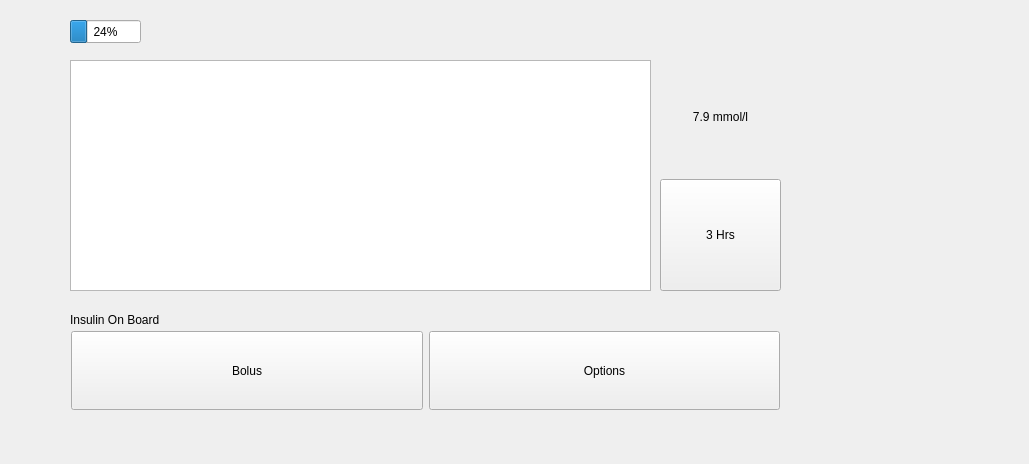
Above: InsulinPumpSim/mainwindow.ui from Somto-O/Insulin_Pump_Sim before the change. Below: the same form after it.
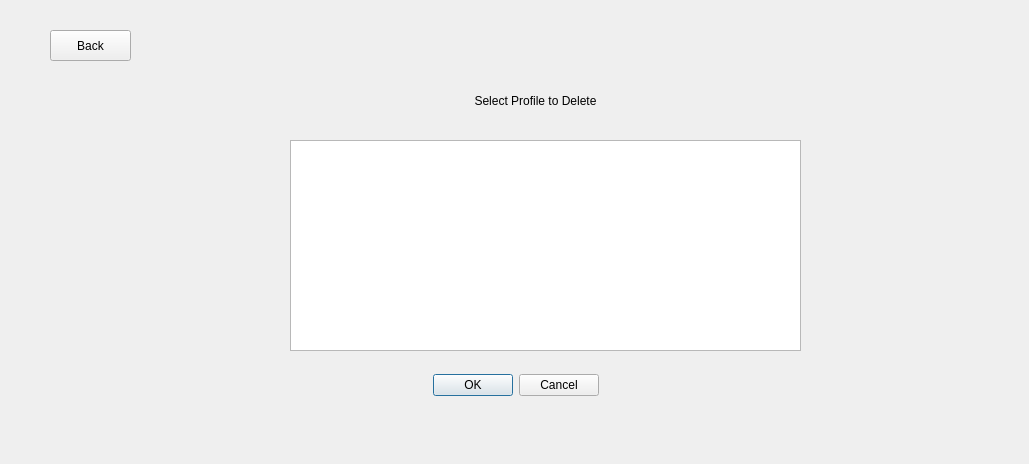
That is the form after the change. The open tabs and pages were chosen to show the change. Icons and pictures are not drawn.

Commit message: NEW UI PUSH! WOOT WOOTgit add --all

```diff
--- a/InsulinPumpSim/mainwindow.ui
+++ b/InsulinPumpSim/mainwindow.ui
@@ -182,13 +182,13 @@
       <property name="geometry">
        <rect>
         <x>70</x>
-        <y>310</y>
-        <width>111</width>
-        <height>20</height>
+        <y>300</y>
+        <width>181</width>
+        <height>21</height>
        </rect>
       </property>
       <property name="text">
-       <string>Insulin On Board</string>
+       <string>INSULIN ON BOARD</string>
       </property>
      </widget>
      <widget class="QPushButton" name="bolusButton">
@@ -209,6 +209,16 @@
       <property name="text">
        <string>Bolus</string>
       </property>
+      <property name="icon">
+       <iconset resource="resource.qrc">
+        <normaloff>:/icons/ui-elements/icons8-water-drop-100.png</normaloff>:/icons/ui-elements/icons8-water-drop-100.png</iconset>
+      </property>
+      <property name="iconSize">
+       <size>
+        <width>50</width>
+        <height>50</height>
+       </size>
+      </property>
      </widget>
      <widget class="QPushButton" name="options_Button">
       <property name="geometry">
@@ -228,6 +238,16 @@
       <property name="text">
        <string>Options</string>
       </property>
+      <property name="icon">
+       <iconset resource="resource.qrc">
+        <normaloff>:/icons/ui-elements/icons8-settings-200.png</normaloff>:/icons/ui-elements/icons8-settings-200.png</iconset>
+      </property>
+      <property name="iconSize">
+       <size>
+        <width>50</width>
+        <height>50</height>
+       </size>
+      </property>
      </widget>
      <widget class="QWidget" name="verticalLayoutWidget">
       <property name="geometry">
@@ -926,6 +946,76 @@
       <property name="alignment">
        <set>Qt::AlignCenter</set>
       </property>
+      <property name="heading" stdset="0">
+       <string>h1</string>
+      </property>
+     </widget>
+    </widget>
+    <widget class="QWidget" name="batteryDeadPage"/>
+    <widget class="QWidget" name="deleteProfilePage">
+     <widget class="QLabel" name="h1_4">
+      <property name="geometry">
+       <rect>
+        <x>350</x>
+        <y>60</y>
+        <width>371</width>
+        <height>81</height>
+       </rect>
+      </property>
+      <property name="text">
+       <string>Select Profile to Delete</string>
+      </property>
+      <property name="alignment">
+       <set>Qt::AlignCenter</set>
+      </property>
+      <property name="heading" stdset="0">
+       <string>h1</string>
+      </property>
+     </widget>
+     <widget class="QPushButton" name="sppBackButton_2">
+      <property name="geometry">
+       <rect>
+        <x>50</x>
+        <y>30</y>
+        <width>81</width>
+        <height>31</height>
+       </rect>
+      </property>
+      <property name="text">
+       <string>Back</string>
+      </property>
+     </widget>
+     <widget class="QListWidget" name="spDisplayBox_3">
+      <property name="geometry">
+       <rect>
+        <x>290</x>
+        <y>140</y>
+        <width>511</width>
+        <height>211</height>
+       </rect>
+      </property>
+     </widget>
+     <widget class="QDialogButtonBox" name="spButtonBox_3">
+      <property name="geometry">
+       <rect>
+        <x>410</x>
+        <y>360</y>
+        <width>211</width>
+        <height>51</height>
+       </rect>
+      </property>
+      <property name="layoutDirection">
+       <enum>Qt::LeftToRight</enum>
+      </property>
+      <property name="orientation">
+       <enum>Qt::Horizontal</enum>
+      </property>
+      <property name="standardButtons">
+       <set>QDialogButtonBox::Cancel|QDialogButtonBox::Ok</set>
+      </property>
+      <property name="centerButtons">
+       <bool>true</bool>
+      </property>
      </widget>
     </widget>
    </widget>
```
Left out of the diff: 188 changed lines with no effect on the pictures. The commit also changes 22 other files.
